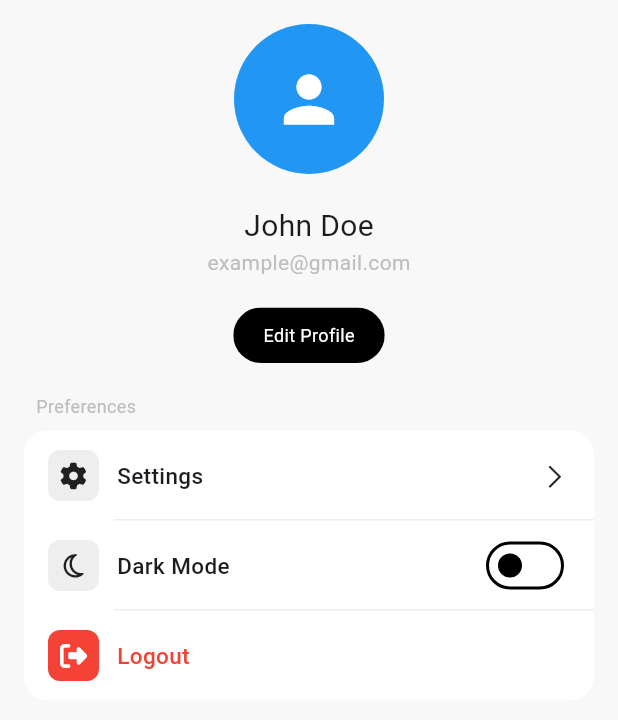
After one commit to UNI-App-ariel/Barberly, a Flutter app: the ProfilePage screen opened directly, on a phone screen of 412 x 824 dp. The commit adds this screen. Shown: the top 720 px of the screen. Run offline on Flutter 3.47's test engine with Material 3 defaults, Android fonts, the light colour scheme and no system bars; our stand-ins replace cloud_firestore, firebase_auth, firebase_core, firebase_storage, flutter_bloc, font_awesome_flutter and 4 more; missing offline and left inert: svg_flutter; accounts and stored records are empty.

Commit message:
addded profile page and theme cubit

```diff
--- /dev/null
+++ b/lib/core/common/bloc/cubit/theme_cubit.dart
@@ -0,0 +1,71 @@
+import 'package:flutter/material.dart';
+import 'package:flutter_bloc/flutter_bloc.dart';
+import 'package:shared_preferences/shared_preferences.dart';
+
+class ThemeCubit extends Cubit<ThemeMode> {
+  static const String _themeKey = 'themeMode';
+
+  ThemeCubit() : super(ThemeMode.light) {
+    _loadTheme();
+  }
+
+  // Toggle theme based on the current state, cycling through light, dark, and system
+  void toggleTheme() async {
+    if (state == ThemeMode.dark) {
+      emit(ThemeMode.light);
+      await _saveTheme('light');
+    } else if (state == ThemeMode.light) {
+      emit(ThemeMode.dark);
+      await _saveTheme('dark');
+    }
+  }
+
+  // Save theme mode in SharedPreferences
+  Future<void> _saveTheme(String themeMode) async {
+    final prefs = await SharedPreferences.getInstance();
+    await prefs.setString(_themeKey, themeMode);
+  }
+
+  // Load theme mode from SharedPreferences
+  Future<void> _loadTheme() async {
+    final prefs = await SharedPreferences.getInstance();
+    final themeMode = prefs.getString(_themeKey) ?? 'system'; // Default to system theme
+
+    switch (themeMode) {
+      case 'dark':
+        emit(ThemeMode.dark);
+        break;
+      case 'light':
+        emit(ThemeMode.light);
+        break;
+      default:
+        emit(ThemeMode.system);
+        break;
+    }
+  }
+
+  // Set a specific theme mode manually
+  void setTheme(ThemeMode mode) async {
+    emit(mode);
+    switch (mode) {
+      case ThemeMode.dark:
+        await _saveTheme('dark');
+        break;
+      case ThemeMode.light:
+        await _saveTheme('light');
+        break;
+      case ThemeMode.system:
+        await _saveTheme('system');
+        break;
+    }
+  }
+
+  // Get the current theme mode
+  ThemeMode getTheme() {
+    return state;
+  }
+
+  bool isSystemTheme() {
+    return state == ThemeMode.system;
+  }
+}
--- /dev/null
+++ b/lib/core/common/widgets/my_button.dart
@@ -0,0 +1,42 @@
+import 'package:flutter/material.dart';
+
+class MyButton extends StatelessWidget {
+  final Widget child;
+  final VoidCallback onPressed;
+  final Color? backgroundColor;
+  final Color? textColor;
+  final double? borderRadius;
+  final double? height;
+  final double? width;
+
+  const MyButton({
+    super.key,
+    required this.child,
+    required this.onPressed,
+    this.backgroundColor,
+    this.textColor,
+    this.borderRadius,
+    this.height,
+    this.width,
+  });
+
+  @override
+  Widget build(BuildContext context) {
+    return ClipRRect(
+      borderRadius: BorderRadius.circular(borderRadius ?? 10),
+      child: Material(
+        color: backgroundColor ?? Theme.of(context).colorScheme.primary,
+        child: InkWell(
+          onTap: onPressed,
+          borderRadius: BorderRadius.circular(borderRadius ?? 10),
+          child: Container(
+            height: height,
+            width: width,
+            padding: const EdgeInsets.symmetric(horizontal: 20, vertical: 10),
+            child: child,
+          ),
+        ),
+      ),
+    );
+  }
+}
--- /dev/null
+++ b/lib/core/common/widgets/my_list_tile.dart
@@ -0,0 +1,85 @@
+import 'package:flutter/material.dart';
+
+class MySettingsTile extends StatelessWidget {
+  final String title;
+  final double? fontSize;
+  final Color? titleColor;
+  final Widget? subtitle;
+  final Widget? leading;
+  final Widget? trailing;
+  final Color? backgroundColor;
+  final Color? iconColor;
+  final Color? leadingBackgroundColor;
+  final void Function()? onTap;
+
+  const MySettingsTile({
+    super.key,
+    required this.title,
+    this.fontSize,
+    this.titleColor,
+    this.onTap,
+    this.subtitle,
+    this.leading,
+    this.trailing,
+    this.backgroundColor,
+    this.iconColor,
+    this.leadingBackgroundColor,
+  });
+
+  @override
+  Widget build(BuildContext context) {
+    return GestureDetector(
+      onTap: onTap,
+      child: Container(
+        padding: const EdgeInsets.symmetric(horizontal: 16),
+        decoration: BoxDecoration(
+          color: backgroundColor,
+          borderRadius: BorderRadius.circular(10),
+        ),
+        // constraints: const BoxConstraints(minHeight: 60),
+        height: 60,
+        child: Row(
+          crossAxisAlignment: CrossAxisAlignment.center,
+          children: [
+            if (leading != null) ...[
+              Container(
+                width: 34,
+                height: 34,
+                padding: const EdgeInsets.all(8),
+                decoration: BoxDecoration(
+                  color: leadingBackgroundColor ??
+                      Theme.of(context).colorScheme.secondary,
+                  borderRadius: BorderRadius.circular(8),
+                ),
+                alignment: Alignment.center,
+                child: leading,
+              ),
+              const SizedBox(width: 12),
+            ],
+            Expanded(
+              child: Column(
+                mainAxisAlignment: MainAxisAlignment.center,
+                crossAxisAlignment: CrossAxisAlignment.start,
+                children: [
+                  Text(
+                    title,
+                    style: TextStyle(
+                      fontSize: fontSize ?? 15,
+                      color: titleColor,
+                      fontWeight: FontWeight.w500,
+                    ),
+                  ),
+                  if (subtitle != null) subtitle!,
+                ],
+              ),
+            ),
+            if (trailing != null) ...[
+              const SizedBox(width: 16),
+              trailing!,
+            ],
+          ],
+        ),
+      ),
+    );
+  }
+}
--- /dev/null
+++ b/lib/core/common/widgets/settings_list_container.dart
@@ -0,0 +1,45 @@
+import 'package:flutter/material.dart';
+
+class SettingsListContainer extends StatelessWidget {
+  final List<Widget> tiles;
+  final double dividerIndent;
+
+  const SettingsListContainer({
+    super.key,
+    required this.tiles,
+    this.dividerIndent = 16.0, // Default divider indent
+  });
+
+  @override
+  Widget build(BuildContext context) {
+    return Container(
+      width: double.infinity,
+      decoration: BoxDecoration(
+        color: Theme.of(context).colorScheme.surface,
+        borderRadius: BorderRadius.circular(16),
+      ),
+      child: Column(
+        children: _buildTileList(context),
+      ),
+    );
+  }
+
+  List<Widget> _buildTileList(BuildContext context) {
+    final List<Widget> children = [];
+    for (int i = 0; i < tiles.length; i++) {
+      children.add(tiles[i]);
+
+      // Add divider except for the last tile
+      if (i != tiles.length - 1) {
+        children.add(
+          Divider(
+            color: Theme.of(context).colorScheme.secondary,
+            height: 0,
+            indent: dividerIndent,
+          ),
+        );
+      }
+    }
+    return children;
+  }
+}
--- a/lib/core/themes/dark_theme.dart
+++ b/lib/core/themes/dark_theme.dart
@@ -2,16 +2,17 @@ import 'package:flutter/material.dart';
 
 final darkTheme = ThemeData.dark().copyWith(
   primaryColor: Colors.blue,
-  scaffoldBackgroundColor: const Color(0xFF121212), // Dark background
+  // scaffoldBackgroundColor: const Color(0xFF121212), // Dark background
+  scaffoldBackgroundColor: Colors.black, // Dark background
   colorScheme: ColorScheme.dark(
-    surface: const Color(0xFF1E1E1E), // Surface color for cards, etc.
+    surface: const Color(0xFF1E1E1E),
     primary: Colors.blue,
     onPrimary: Colors.white,
     secondary: Colors.grey.shade800, // Darker secondary color
     tertiary: Colors.grey.shade600, // Slightly lighter tertiary color
   ),
   appBarTheme: const AppBarTheme(
-    backgroundColor: Color(0xFF121212), // Matches the dark surface color
+    backgroundColor: Colors.black, // Matches the dark surface color
     elevation: 0,
     iconTheme: IconThemeData(
       color: Colors.white,
--- a/lib/core/themes/light_theme.dart
+++ b/lib/core/themes/light_theme.dart
@@ -2,7 +2,7 @@ import 'package:flutter/material.dart';
 
 final lightTheme = ThemeData.light().copyWith(
   primaryColor: Colors.blue,
-  scaffoldBackgroundColor: const Color(0xFFf4f4f4),
+  scaffoldBackgroundColor: const Color(0xFFf8f8f8),
   colorScheme: ColorScheme.light(
     surface: Colors.white,
     primary: Colors.blue,
--- /dev/null
+++ b/lib/features/profile/presentation/pages/profile_page.dart
@@ -0,0 +1,136 @@
+import 'package:flutter/cupertino.dart';
+import 'package:flutter/material.dart';
+import 'package:flutter_bloc/flutter_bloc.dart';
+import 'package:font_awesome_flutter/font_awesome_flutter.dart';
+import 'package:uni_app/core/common/bloc/cubit/theme_cubit.dart';
+import 'package:uni_app/core/common/widgets/my_button.dart';
+import 'package:uni_app/core/common/widgets/my_list_tile.dart';
+import 'package:uni_app/core/common/widgets/settings_list_container.dart';
+
+class ProfilePage extends StatelessWidget {
+  const ProfilePage({super.key});
+
+  @override
+  Widget build(BuildContext context) {
+    return Scaffold(
+      body: SafeArea(
+        child: Center(
+          child: Padding(
+            padding: const EdgeInsets.all(16.0),
+            child: Column(
+              children: [
+                // profile picture
+                const CircleAvatar(
+                  radius: 50,
+                  child: Icon(
+                    Icons.person,
+                    size: 50,
+                  ),
+                ),
+                const SizedBox(height: 20),
+
+                // name
+                const Text(
+                  'John Doe',
+                  style: TextStyle(fontSize: 20),
+                ),
+
+                // email
+                Text(
+                  'example@gmail.com',
+                  style: TextStyle(
+                    fontSize: 14,
+                    color: Theme.of(context).colorScheme.tertiary,
+                  ),
+                ),
+
+                const SizedBox(height: 20),
+
+                // edit profile button
+                MyButton(
+                  borderRadius: 30,
+                  backgroundColor:
+                      Theme.of(context).brightness == Brightness.dark
+                          ? Colors.white
+                          : Colors.black,
+                  onPressed: () {},
+                  child: Text(
+                    'Edit Profile',
+                    style: TextStyle(
+                      fontSize: 12,
+                      color: Theme.of(context).brightness == Brightness.dark
+                          ? Colors.black
+                          : Colors.white,
+                    ),
+                  ),
+                ),
+
+                const SizedBox(height: 20),
+
+                // preferences container
+                // title
+                Padding(
+                  padding: const EdgeInsets.symmetric(horizontal: 8.0),
+                  child: Row(
+                    children: [
+                      Text(
+                        'Preferences',
+                        style: TextStyle(
+                          fontSize: 12,
+                          color: Theme.of(context).colorScheme.tertiary,
+                        ),
+                      ),
+                    ],
+                  ),
+                ),
+                const SizedBox(height: 8),
+                // container
+                SettingsListContainer(
+                  tiles: [
+                    MySettingsTile(
+                      title: 'Settings',
+                      leading: const FaIcon(
+                        FontAwesomeIcons.gear,
+                        size: 18,
+                      ),
+                      trailing: const Icon(
+                        CupertinoIcons.chevron_right,
+                        size: 20,
+                      ),
+                      onTap: () {},
+                    ),
+                    MySettingsTile(
+                      title: 'Dark Mode',
+                      leading: const FaIcon(
+                        FontAwesomeIcons.moon,
+                        size: 18,
+                      ),
+                      trailing: Switch.adaptive(
+                        value: Theme.of(context).brightness == Brightness.dark,
+                        onChanged: (value) {
+                          context.read<ThemeCubit>().toggleTheme();
+                        },
+                      ),
+                    ),
+                    MySettingsTile(
+                      title: 'Logout',
+                      titleColor: Colors.red,
+                      leadingBackgroundColor: Colors.red,
+                      leading: const FaIcon(
+                        FontAwesomeIcons.rightFromBracket,
+                        color: Colors.white,
+                        size: 18,
+                      ),
+                      onTap: () {},
+                    ),
+                  ],
+                  dividerIndent: 60, // Customize indent if needed
+                ),
+              ],
+            ),
+          ),
+        ),
+      ),
+    );
+  }
+}
--- a/lib/init_dependencies.dart
+++ b/lib/init_dependencies.dart
@@ -3,6 +3,7 @@ part of 'init_dependencies.g.dart';
 final serviceLocator = GetIt.instance;
 
 Future<void> initDependencies() async {
+  _initCore();
   _initAuth();
 
   // initialize Firebase
@@ -23,6 +24,13 @@ Future<void> initDependencies() async {
   // initialize Firebase storage
   final storage = FirebaseStorage.instance;
   serviceLocator.registerLazySingleton(() => storage);
+}
+
+void _initCore() {
+  // cubit
+  serviceLocator.registerLazySingleton<ThemeCubit>(
+    () => ThemeCubit(),
+  );
 }
 
 void _initAuth() {
--- a/lib/main.dart
+++ b/lib/main.dart
@@ -1,5 +1,6 @@
 import 'package:flutter/material.dart';
 import 'package:flutter_bloc/flutter_bloc.dart';
+import 'package:uni_app/core/common/bloc/cubit/theme_cubit.dart';
 import 'package:uni_app/core/utils/bloc_observer.dart';
 import 'package:uni_app/features/auth/presentation/bloc/auth/auth_bloc.dart';
 import 'package:uni_app/init_dependencies.g.dart';
@@ -20,8 +21,9 @@ void main() async {
     MultiBlocProvider(
       providers: [
         BlocProvider(
-          create: (context) => serviceLocator<AuthBloc>()..add(CheckAuth()),
-        ),
+            create: (context) => serviceLocator<AuthBloc>()..add(CheckAuth())),
+            BlocProvider(create: (context) => serviceLocator<ThemeCubit>()),
+
       ],
       child: const MyApp(),
     ),
--- a/lib/my_app.dart
+++ b/lib/my_app.dart
@@ -1,4 +1,6 @@
 import 'package:flutter/material.dart';
+import 'package:flutter_bloc/flutter_bloc.dart';
+import 'package:uni_app/core/common/bloc/cubit/theme_cubit.dart';
 import 'package:uni_app/core/themes/dark_theme.dart';
 import 'package:uni_app/core/themes/light_theme.dart';
 import 'package:uni_app/features/auth/presentation/pages/auth_gate.dart';
@@ -8,13 +10,18 @@ class MyApp extends StatelessWidget {
 
   @override
   Widget build(BuildContext context) {
-    return MaterialApp(
-      debugShowCheckedModeBanner: false,
-      title: 'UniApp',
-      theme: lightTheme,
-      darkTheme: darkTheme,
-      themeMode: ThemeMode.system,
-      home: const AuthGate(),
+    return BlocSelector<ThemeCubit, ThemeMode, ThemeMode>(
+      selector: (state) => state,
+      builder: (context, themeMode) {
+        return MaterialApp(
+          debugShowCheckedModeBanner: false,
+          title: 'UniApp',
+          theme: lightTheme, // Light theme
+          darkTheme: darkTheme, // Dark theme
+          themeMode: themeMode, // Controlled by ThemeCubit
+          home: const AuthGate(),
+        );
+      },
     );
   }
 }
--- a/pubspec.yaml
+++ b/pubspec.yaml
@@ -44,6 +44,7 @@ dependencies:
   flutter_bloc: ^8.1.6
   google_sign_in: ^6.2.2
   firebase_storage: ^12.3.6
+  shared_preferences: ^2.3.3
 
 dev_dependencies:
   flutter_test:
```
Also changed, not shown: lib/init_dependencies.g.dart, pubspec.lock, 2 other files.
